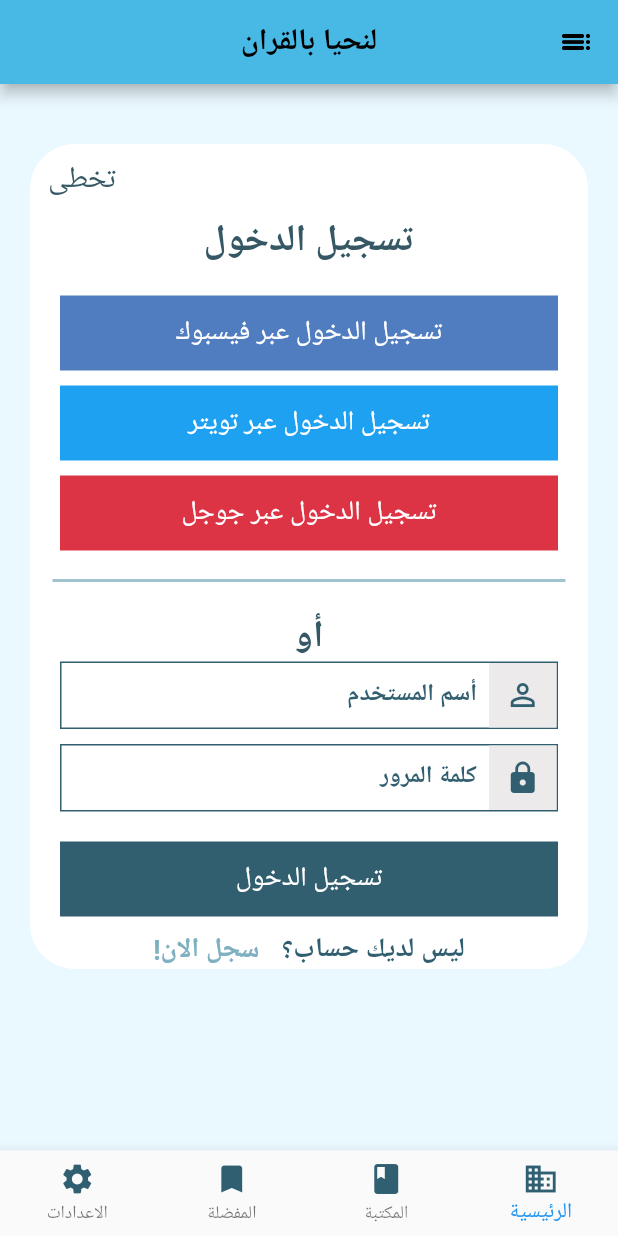
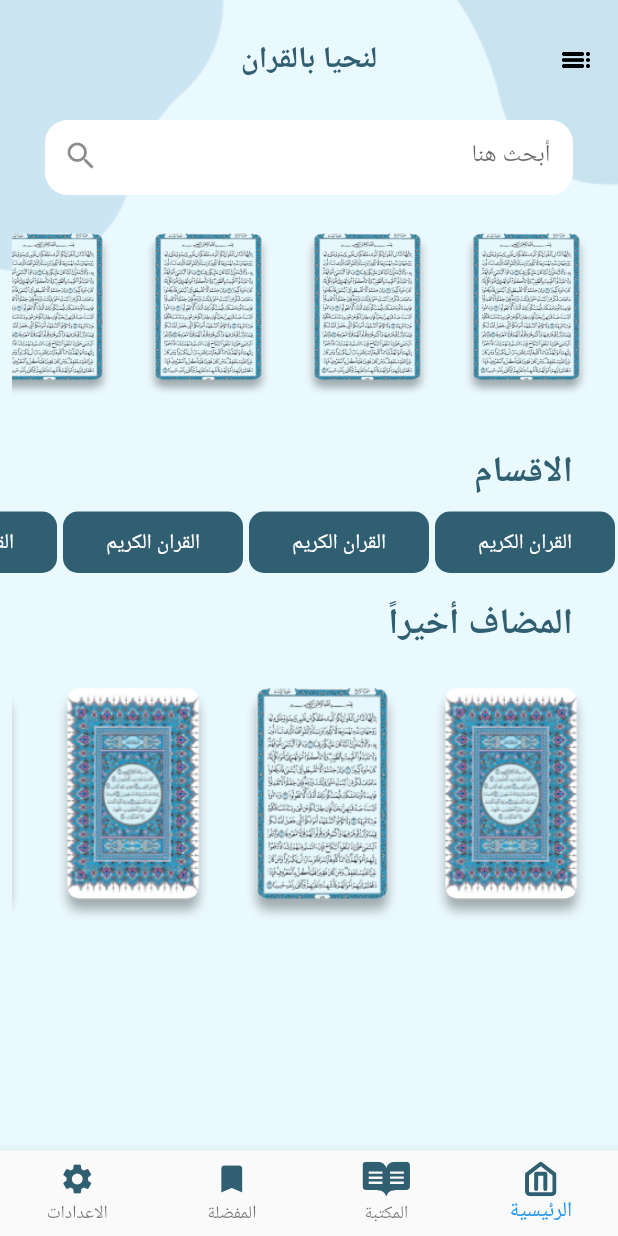
Before and after one commit to amr012/We-Live-With-Quran, a Flutter app: the screen it shows after launch, on a phone screen of 412 x 824 dp. Run offline on Flutter 3.47's test engine with Material 2 defaults, Android fonts, the phone set to English and light mode, and no system bars; our stand-ins replace flutter_svg, get.

Commit message:
add main and fav

```diff
--- /dev/null
+++ b/lib/constants/colors.dart
@@ -0,0 +1,3 @@
+import 'package:flutter/material.dart';
+
+const mainColor = Color(0xff305F72);
--- a/lib/main.dart
+++ b/lib/main.dart
@@ -3,7 +3,7 @@ import 'dart:ui';
 import 'package:flutter/material.dart';
 import 'package:get/get.dart';
 import 'package:welivewithquran/custom_widgets/custom_social_container.dart';
-import 'package:welivewithquran/screens/home_screen.dart';
+import 'package:welivewithquran/screens/home_screen/home_screen.dart';
 
 void main() {
   runApp( MyApp());
@@ -14,7 +14,9 @@ class MyApp extends StatelessWidget {
 
   @override
   Widget build(BuildContext context) {
+
     return  GetMaterialApp(
+      debugShowCheckedModeBanner: false,
       locale: Locale("ar"),
       home: HomeScreen(),
     );
--- /dev/null
+++ b/lib/screens/home_screen/home_screen.dart
@@ -0,0 +1,83 @@
+import 'package:flutter/cupertino.dart';
+import 'package:flutter/material.dart';
+import 'package:flutter_svg/flutter_svg.dart';
+import 'package:get/get.dart';
+import 'package:welivewithquran/constants/colors.dart';
+import 'package:welivewithquran/custom_widgets/custom_social_container.dart';
+import 'package:welivewithquran/screens/favourite_screen/favourite_screen.dart';
+import 'package:welivewithquran/screens/main_screen/main_screen.dart';
+import 'package:welivewithquran/screens/test_screen.dart';
+
+class HomeScreen extends StatefulWidget {
+   HomeScreen({Key? key}) : super(key: key);
+
+  @override
+  State<HomeScreen> createState() => _HomeScreenState();
+}
+
+class _HomeScreenState extends State<HomeScreen> {
+   int currentIndex = 0;
+
+   List screen = [
+     MainScreen(),
+     MainScreen(),
+     FavouriteScreen(),
+     MainScreen(),
+   ];
+
+   checkCurrentIndex(int index) {
+     setState(() {
+       currentIndex = index;
+     });
+   }
+  @override
+  Widget build(BuildContext context) {
+    return SafeArea(
+      child: Scaffold(
+        extendBodyBehindAppBar: true,
+        appBar: AppBar(
+          elevation: 0,
+          backgroundColor: Colors.transparent,
+          toolbarHeight: 80,
+          leading: Icon(Icons.list_outlined,color: Colors.black,),
+          title: Text("لنحيا بالقران",style: TextStyle(fontSize: 20,color: mainColor,
+              fontWeight: FontWeight.w700),),
+          centerTitle: true,
+        ),
+        backgroundColor: Color(0xFFEAF9FF),
+          bottomNavigationBar: BottomNavigationBar(
+              type: BottomNavigationBarType.fixed,
+              currentIndex: currentIndex,
+              onTap: (index) {
+                checkCurrentIndex(index);
+              },
+              // selectedItemColor: mainColor,
+              items: [
+                BottomNavigationBarItem(
+                  label: "الرئيسية",
+                  icon: SvgPicture.asset('assets/icons/main_icon.svg',height: 23),
+                  // activeIcon: SvgPicture.asset('assets/icons/explore_colored.svg',
+                ),
+                BottomNavigationBarItem(
+                  label: "المكتبة",
+                  icon: SvgPicture.asset('assets/icons/library_icon.svg',height: 23),
+                  // activeIcon: SvgPicture.asset('assets/icons/explore_colored.svg',
+                ),
+                BottomNavigationBarItem(
+                  label: "المفضلة",
+                  icon: Icon(Icons.bookmark,color: Color(0xff305F71),),
+                  // activeIcon: SvgPicture.asset('assets/icons/explore_colored.svg',
+                ),
+                BottomNavigationBarItem(
+                  label: "الاعدادات",
+                  icon: Icon(Icons.settings,color: Color(0xff305F71),),
+                  // activeIcon: SvgPicture.asset('assets/icons/explore_colored.svg',
+                ),
+
+
+              ]),
+
+          body: screen[currentIndex]
+      ),
+    );
+  }}
--- a/lib/screens/home_screen.dart
+++ b/lib/screens/login_screen/login_screen.dart
@@ -3,13 +3,14 @@ import 'package:get/get.dart';
 import 'package:welivewithquran/custom_widgets/custom_social_container.dart';
 import 'package:welivewithquran/screens/test_screen.dart';
 
-class HomeScreen extends StatelessWidget {
-  const HomeScreen({Key? key}) : super(key: key);
+class LoginScreen extends StatelessWidget {
+  const LoginScreen({Key? key}) : super(key: key);
 
   @override
   Widget build(BuildContext context) {
     return Scaffold(
       appBar: AppBar(
+
         backgroundColor: Color(0xff48B9E5),
         leading: Icon(Icons.list_outlined,color: Colors.black,),
         title: Text("لنحيا بالقران",style: TextStyle(fontSize: 20,color: Colors.black,fontWeight: FontWeight.w700),),
@@ -22,8 +23,8 @@ class HomeScreen extends StatelessWidget {
             padding: const EdgeInsets.symmetric(vertical: 40,horizontal: 20),
             child: Container(
               decoration: BoxDecoration(
-                color: Colors.white,
-                borderRadius: BorderRadius.circular(30)
+                  color: Colors.white,
+                  borderRadius: BorderRadius.circular(30)
               ),
               child: Column(
                 children: [
@@ -42,7 +43,7 @@ class HomeScreen extends StatelessWidget {
                   CustomSocialContainer(title: "تسجيل الدخول عبر فيسبوك",
                     containerColor: Color(0xff507DC0),
                     onTap: (){
-                    Get.to(()=>TestScreen());
+                      Get.to(()=>TestScreen());
                     },
                   ),
                   Padding(
@@ -156,37 +157,6 @@ class HomeScreen extends StatelessWidget {
           ),
         ),
       ),
-      bottomNavigationBar: BottomNavigationBar(
-          type: BottomNavigationBarType.fixed,
-          currentIndex: 0,
-          onTap: (index) {
-            // checkCurrentIndex(index);
-          },
-          // selectedItemColor: mainColor,
-          items: [
-            BottomNavigationBarItem(
-              label: "الرئيسية",
-              icon: Icon(Icons.domain,color: Color(0xff305F71),),
-              // activeIcon: SvgPicture.asset('assets/icons/explore_colored.svg',
-            ),
-            BottomNavigationBarItem(
-              label: "المكتبة",
-              icon: Icon(Icons.book,color: Color(0xff305F71),),
-              // activeIcon: SvgPicture.asset('assets/icons/explore_colored.svg',
-            ),
-            BottomNavigationBarItem(
-              label: "المفضلة",
-              icon: Icon(Icons.bookmark,color: Color(0xff305F71),),
-              // activeIcon: SvgPicture.asset('assets/icons/explore_colored.svg',
-            ),
-            BottomNavigationBarItem(
-              label: "الاعدادات",
-              icon: Icon(Icons.settings,color: Color(0xff305F71),),
-              // activeIcon: SvgPicture.asset('assets/icons/explore_colored.svg',
-            ),
-
-
-          ]),
 
     );
   }
--- /dev/null
+++ b/lib/screens/main_screen/main_screen.dart
@@ -0,0 +1,133 @@
+import 'package:flutter/material.dart';
+import 'package:welivewithquran/constants/colors.dart';
+
+class MainScreen extends StatelessWidget {
+   MainScreen({Key? key}) : super(key: key);
+
+   List images = [
+     "assets/images/sura_image3.png",
+     "assets/images/sura_image2.png",
+     "assets/images/sura_image3.png",
+     "assets/images/sura_image2.png",
+     "assets/images/sura_image3.png",
+     "assets/images/sura_image2.png",
+   ];
+  @override
+  Widget build(BuildContext context) {
+    return Container(
+      width: double.infinity,
+      height: double.infinity,
+      decoration: BoxDecoration(
+        image: DecorationImage(
+          image: AssetImage('assets/images/main_background1.png'),
+          fit: BoxFit.cover,
+        ),
+      ),
+      child: SingleChildScrollView(
+        child: Column(
+          crossAxisAlignment: CrossAxisAlignment.start,
+          children: [
+            SizedBox(height: 80,),
+            Padding(
+              padding: const EdgeInsets.symmetric(horizontal: 30.0),
+              child: Container(
+                height: 50,
+                decoration: BoxDecoration(
+                    color: Colors.white,
+                    borderRadius: BorderRadius.circular(15)
+                ),
+                child: Padding(
+                  padding: const EdgeInsets.only(right: 15.0),
+                  child: TextFormField(
+                    decoration: InputDecoration(
+                        border: InputBorder.none,
+                        hintText: "أبحث هنا",
+                        suffixIcon: Icon(Icons.search)
+                    ),
+                  ),
+                ),
+              ),
+            ),
+            Padding(
+              padding: const EdgeInsets.symmetric(horizontal: 8.0,vertical: 15),
+              child: SizedBox(
+                height: 130,
+                child: ListView.builder(
+                    scrollDirection: Axis.horizontal,
+                    itemCount: 5,
+                    itemBuilder: (context,index){
+                      return Padding(
+                          padding: const EdgeInsets.all(8.0),
+                          child: Container(
+                            height: 120,
+                            width: 90,
+                            decoration: BoxDecoration(
+                                image: DecorationImage(
+                                  fit: BoxFit.fill,
+                                  image: AssetImage("assets/images/sura_image2.png"),
+                                )
+
+                            ),
+                          ));
+                    }),
+              ),
+            ),
+            Padding(
+              padding: const EdgeInsets.symmetric(horizontal: 30.0,vertical: 8),
+              child: Text("الاقسام",style: TextStyle(fontSize: 24,color: mainColor,fontWeight: FontWeight.w700),),
+            ),
+            SizedBox(
+              height: 45,
+              child: ListView.builder(
+                  itemCount: 5,
+                  scrollDirection: Axis.horizontal,
+                  itemBuilder: (context,index){
+                    return Padding(
+                      padding: const EdgeInsets.all(2.0),
+                      child: Container(
+                        height: 40,
+                        width: 120,
+                        decoration: BoxDecoration(
+                          color: mainColor,
+                          borderRadius: BorderRadius.circular(10),
+                        ),
+                        child: Center(child: Text("القران الكريم",style: TextStyle(color: Colors.white),)),
+                      ),
+                    );
+                  }),
+            ),
+            Padding(
+              padding: const EdgeInsets.symmetric(horizontal: 30.0,vertical: 15),
+              child: Text("المضاف أخيراً",style: TextStyle(fontSize: 24,color: mainColor,fontWeight: FontWeight.w700),),
+            ),
+            Padding(
+              padding: const EdgeInsets.symmetric(horizontal: 8.0,),
+              child: SizedBox(
+                height: 180,
+                child: ListView.builder(
+                    scrollDirection: Axis.horizontal,
+                    itemCount: 5,
+                    itemBuilder: (context,index){
+                      return Padding(
+                          padding: const EdgeInsets.all(8.0),
+                          child: Container(
+                            height: 120,
+                            width: 110,
+                            decoration: BoxDecoration(
+                                image: DecorationImage(
+                                  fit: BoxFit.fill,
+                                  image: AssetImage(images[index]),
+                                )
+
+                            ),
+                          ));
+                    }),
+              ),
+            ),
+
+          ],
+        ),
+      ),
+    );
+  }
+}
```
Also changed, not shown: lib/custom_widgets/custom_text.dart (added, +31 -0 lines), lib/screens/favourite_screen/favourite_screen.dart (added, +63 -0 lines), pubspec.yaml (+4 -4 lines), assets/icons/library_icon.svg (added), assets/icons/main_icon.svg (added), assets/images/main_background.png (added), assets/images/main_background1.png (added), assets/images/sura_image2.png (added), assets/images/sura_image3.png (added), pubspec.lock.
